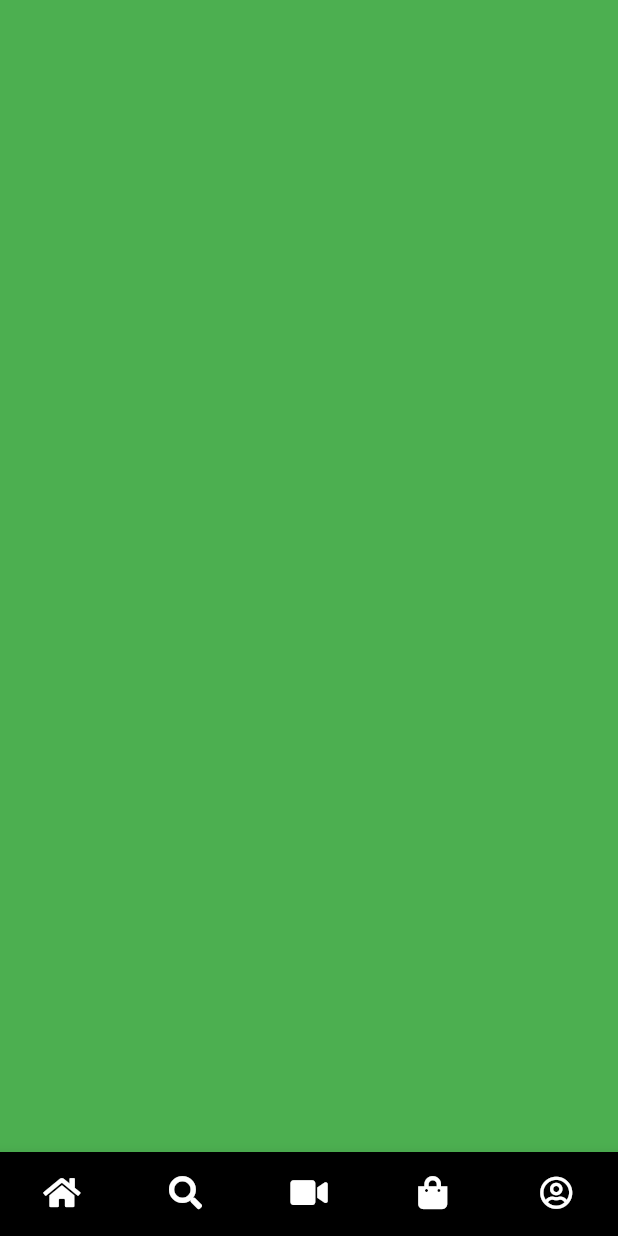
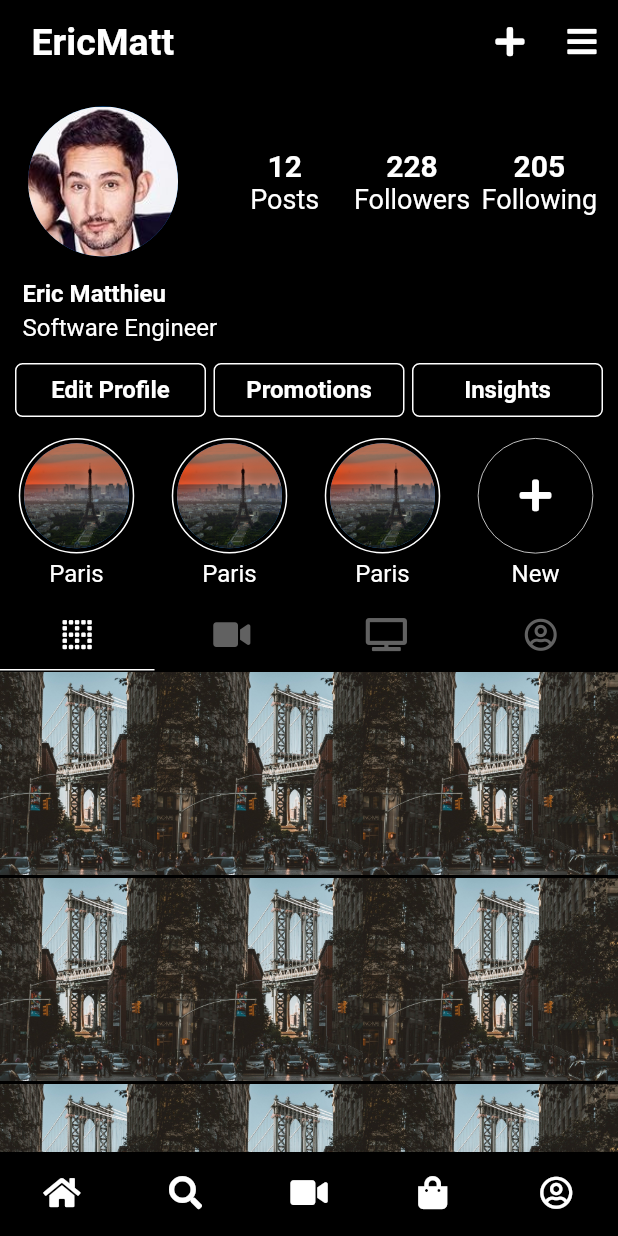
Before and after one commit to valden6/instagram, a Flutter app: the screen it shows after launch, item 5 of the bottom bar chosen, on a phone screen of 412 x 824 dp. Run offline on Flutter 3.47's test engine with Material 2 defaults, Android fonts, the phone set to English and light mode, and no system bars; our stand-ins replace font_awesome_flutter; Roboto replaces fonts that are missing (SF).

Commit message:
[1.2.0] - Adding account page

```diff
--- a/lib/screens/accountScreen.dart
+++ b/lib/screens/accountScreen.dart
@@ -1,10 +1,63 @@
 import 'package:flutter/material.dart';
+import 'package:font_awesome_flutter/font_awesome_flutter.dart';
+import 'package:instagram/widgets/user-account/userAccountActions.dart';
+import 'package:instagram/widgets/user-account/user-account-content/userAccountContent.dart';
+import 'package:instagram/widgets/user-account/userAccountInfos.dart';
+import 'package:instagram/widgets/user-account/userAccountStory.dart';
 
-class AccountScreen extends StatelessWidget {
+class AccountScreen extends StatefulWidget {
+  @override
+  _AccountScreenState createState() => _AccountScreenState();
+}
+
+class _AccountScreenState extends State<AccountScreen> {
   @override
   Widget build(BuildContext context) {
     return Scaffold(
-      backgroundColor: Colors.green,
+      // Persistent AppBar that never scrolls
+      backgroundColor: Colors.black,
+      appBar: AppBar(
+        backgroundColor: Colors.black,
+        title: Container(
+          width: MediaQuery.of(context).size.width/3 * 2,
+          child: Padding(
+            padding: EdgeInsets.only(left:5),
+            child: Text("EricMatt", style: TextStyle(fontSize: 25, fontWeight: FontWeight.bold)),
+          )
+        ),
+        actions: [
+          IconButton(
+            onPressed: () {},
+            icon: FaIcon(FontAwesomeIcons.plus, size:22, color: Colors.white)
+          ),
+          IconButton(
+            onPressed: () {},
+            icon: FaIcon(FontAwesomeIcons.bars, size:22, color: Colors.white)
+          )
+        ]
+      ),
+      body: DefaultTabController(
+        length: 4,
+        child: NestedScrollView(
+          headerSliverBuilder: (context, _) {
+            return [
+              SliverList(
+                delegate: SliverChildListDelegate(
+                  [
+                    UserAccountInfos(),
+                    Padding(padding: EdgeInsets.only(top:8)),
+                    UserAccountActions(),
+                    Padding(padding: EdgeInsets.only(top:8)),
+                    UserAccountStory(),
+                    Padding(padding: EdgeInsets.only(top:8)),
+                  ]
+                )
+              )
+            ];
+          },
+          body: UserAccountContent()
+        )
+      )
     );
   }
 }
--- /dev/null
+++ b/lib/widgets/user-account/user-account-content/userAccountContent.dart
@@ -0,0 +1,51 @@
+import 'package:flutter/material.dart';
+import 'package:font_awesome_flutter/font_awesome_flutter.dart';
+import 'package:instagram/widgets/user-account/user-account-content/userAccountContentIdentifiedPic.dart';
+import 'package:instagram/widgets/user-account/user-account-content/userAccountContentIgtv.dart';
+import 'package:instagram/widgets/user-account/user-account-content/userAccountContentPic.dart';
+import 'package:instagram/widgets/user-account/user-account-content/userAccountContentReel.dart';
+
+class UserAccountContent extends StatefulWidget {
+  @override
+  _UserAccountContentState createState() => _UserAccountContentState();
+}
+
+class _UserAccountContentState extends State<UserAccountContent> {
+  @override
+  Widget build(BuildContext context) {
+    return Column(
+      children: <Widget>[
+        TabBar(
+          indicatorColor: Colors.white,
+          labelColor: Colors.white,
+          unselectedLabelColor: Colors.grey[700],
+          indicatorWeight: 1,
+          tabs: [
+            Tab(icon: FaIcon(FontAwesomeIcons.borderNone, size: 22)),
+            Tab(icon: FaIcon(FontAwesomeIcons.video, size: 22)),
+            Tab(icon: FaIcon(FontAwesomeIcons.tv, size: 22)),
+            Tab(icon: FaIcon(FontAwesomeIcons.userCircle, size: 22))
+          ]
+        ),
+        Expanded(
+          child: TabBarView(
+            children: [
+              Container(
+                child: UserAccountContentPic(),
+              ),
+              Container(
+                child: UserAccountContentReel(),
+              ),
+              Container(
+                child: UserAccountContentIgtv(),
+              ),
+              Container(
+                child: UserAccountContentIdentifiedPic(),
+              )
+            ]
+          )
+        )
+      ]
+    );
+  }
+}
--- /dev/null
+++ b/lib/widgets/user-account/user-account-content/userAccountContentPic.dart
@@ -0,0 +1,25 @@
+import 'package:flutter/material.dart';
+
+class UserAccountContentPic extends StatelessWidget {
+  @override
+  Widget build(BuildContext context) {
+    return Container(
+      child: GridView.builder(
+        gridDelegate: SliverGridDelegateWithFixedCrossAxisCount(crossAxisCount: 3),
+        physics: NeverScrollableScrollPhysics(),
+        itemCount: 14,
+        shrinkWrap: true,
+        itemBuilder: (BuildContext context, int index) {
+          return Card(
+            margin: EdgeInsets.all(1),
+            color: Colors.transparent,
+            child: FittedBox(
+                fit: BoxFit.cover,
+                child: Image.asset("assets/post-content.jpg")
+            )
+          );
+        }
+      )
+    );
+  }
+}
--- /dev/null
+++ b/lib/widgets/user-account/userAccountActions.dart
@@ -0,0 +1,49 @@
+import 'package:flutter/material.dart';
+
+class UserAccountActions extends StatelessWidget {
+  @override
+  Widget build(BuildContext context) {
+    return Container(
+      padding: EdgeInsets.only(left: 10, right: 10),
+      child: Row(
+        children: [
+          Expanded(
+            child: FlatButton(
+              onPressed: () {},
+              color: Colors.black,
+              shape: RoundedRectangleBorder(
+                borderRadius: BorderRadius.circular(5),
+                side: BorderSide(color: Colors.white)
+              ),
+              child: Text("Edit Profile", style: TextStyle(color: Colors.white,fontSize: 16, fontWeight: FontWeight.bold))
+            )
+          ),
+          Padding(padding: EdgeInsets.only(left: 5)),
+          Expanded(
+            child: FlatButton(
+              onPressed: () {},
+              color: Colors.black,
+              shape: RoundedRectangleBorder(
+                borderRadius: BorderRadius.circular(5),
+                side: BorderSide(color: Colors.white)
+              ),
+              child: Text("Promotions", style: TextStyle(color: Colors.white,fontSize: 16, fontWeight: FontWeight.bold))
+            )
+          ),
+          Padding(padding: EdgeInsets.only(left: 5)),
+          Expanded(
+            child: FlatButton(
+              onPressed: () {},
+              color: Colors.black,
+              shape: RoundedRectangleBorder(
+                borderRadius: BorderRadius.circular(5),
+                side: BorderSide(color: Colors.white)
+              ),
+              child: Text("Insights", style: TextStyle(color: Colors.white,fontSize: 16, fontWeight: FontWeight.bold))
+            )
+          )
+        ]
+      )
+    );
+  }
+}
--- /dev/null
+++ b/lib/widgets/user-account/userAccountInfos.dart
@@ -0,0 +1,74 @@
+import 'package:flutter/material.dart';
+
+class UserAccountInfos extends StatelessWidget {
+  @override
+  Widget build(BuildContext context) {
+    return Container(
+      child: Column(
+        children: [
+          Row(
+            children: [
+              Expanded(
+                flex: 2,
+                child: Container(
+                  padding: EdgeInsets.all(15),
+                  child: CircleAvatar(backgroundImage: AssetImage("assets/pp.jpg"),radius: 50))
+              ),
+              Expanded(
+                flex: 4,
+                child: Container(
+                  padding: EdgeInsets.all(10),
+                  child: Row(
+                    children: [
+                      Expanded(
+                        child: Container(
+                          child: Column(
+                            children: [
+                              Center(child: Text("12", style: TextStyle(fontSize: 20, color: Colors.white, fontWeight: FontWeight.bold))),
+                              Center(child: Text("Posts", style: TextStyle(fontSize: 18, color: Colors.white)))
+                            ]
+                          )
+                        )
+                      ),
+                      Expanded(
+                        child: Container(
+                          child: Column(
+                            children: [
+                              Center(child: Text("228", style: TextStyle(fontSize: 20, color: Colors.white, fontWeight: FontWeight.bold))),
+                              Center(child: Text("Followers", style: TextStyle(fontSize: 18, color: Colors.white)))
+                            ]
+                          )
+                        )
+                      ),
+                      Expanded(
+                        child: Container(
+                          child: Column(
+                            children: [
+                              Center(child: Text("205", style: TextStyle(fontSize: 20, color: Colors.white, fontWeight: FontWeight.bold))),
+                              Center(child: Text("Following", style: TextStyle(fontSize: 18, color: Colors.white)))
+                            ]
+                          )
+                        )
+                      )
+                    ]
+                  )
+                )
+              )
+            ]
+          ),
+          Container(
+            width: MediaQuery.of(context).size.width,
+            padding: EdgeInsets.only(left:15),
+            child: Text("Eric Matthieu", style: TextStyle(color: Colors.white, fontSize: 16, fontWeight: FontWeight.bold)),
+          ),
+          Padding(padding: EdgeInsets.only(top:4)),
+          Container(
+            width: MediaQuery.of(context).size.width,
+            padding: EdgeInsets.only(left:15),
+            child: Text("Software Engineer", style: TextStyle(color: Colors.white, fontSize: 16)),
+          )
+        ]
+      )
+    );
+  }
+}
--- /dev/null
+++ b/lib/widgets/user-account/userAccountStory.dart
@@ -0,0 +1,70 @@
+import 'package:flutter/material.dart';
+import 'package:font_awesome_flutter/font_awesome_flutter.dart';
+
+class UserAccountStory extends StatelessWidget {
+  @override
+  Widget build(BuildContext context) {
+    return Container(
+      width: MediaQuery.of(context).size.width,
+      height: 100,
+      child: Row(
+        children: [
+          Expanded(
+            child: ListView.builder(
+              itemCount: 4,
+              physics: BouncingScrollPhysics(),
+              scrollDirection: Axis.horizontal,
+              itemBuilder: (BuildContext context, int index) {
+
+                if (index == 3){
+                  return Container(
+                    child: Column(
+                      children: [
+                        Expanded(
+                          child: FlatButton(
+                            onPressed: () {},
+                            shape: CircleBorder(
+                              side: BorderSide(color: Colors.white, width: 0.5)
+                            ),
+                            child: CircleAvatar(
+                              radius: 35,
+                              backgroundColor: Colors.transparent,
+                              child: FaIcon(FontAwesomeIcons.plus, color: Colors.white)
+                            ),
+                          )
+                        ),
+                        Padding(padding: EdgeInsets.only(top:4)),
+                        Text("New", style: TextStyle(color: Colors.white,fontSize: 16))
+                      ]
+                    )
+                  );
+                }
+
+                return Container(
+                  child: Column(
+                    children: [
+                      Expanded(
+                        child: FlatButton(
+                          onPressed: () {},
+                          shape: CircleBorder(
+                            side: BorderSide(color: Colors.white)
+                          ),
+                          child: CircleAvatar(
+                            radius: 35,
+                            backgroundImage: AssetImage("assets/pin-story.jpg")
+                          ),
+                        )
+                      ),
+                      Padding(padding: EdgeInsets.only(top:4)),
+                      Text("Paris", style: TextStyle(color: Colors.white,fontSize: 16))
+                    ]
+                  )
+                );
+              }
+            )
+          )
+        ]
+      )
+    );
+  }
+}
--- a/lib/widgets/user-content/userContent.dart
+++ b/lib/widgets/user-content/userContent.dart
@@ -5,7 +5,7 @@ class UserContent extends StatelessWidget {
   Widget build(BuildContext context) {
     return Container(
       width: MediaQuery.of(context).size.width,
-      child: Image.asset("assets/brooklyn.jpg")
+      child: Image.asset("assets/post-content.jpg")
     );
   }
 }
--- a/pubspec.yaml
+++ b/pubspec.yaml
@@ -53,7 +53,11 @@ flutter:
     - assets/icon.png
     - assets/logo.png
     - assets/logo-white.png
-    - assets/brooklyn.jpg
+    - assets/post-content.jpg
+    - assets/igtv-post.jpg
+    - assets/reel-post.jpg
+    - assets/identified-post.jpg
+    - assets/pin-story.jpg
     - assets/pp.jpg
 
   # An image asset can refer to one or more resolution-specific "variants", see
```
Also changed, not shown: lib/widgets/user-account/user-account-content/userAccountContentIdentifiedPic.dart (added, +30 -0 lines), lib/widgets/user-account/user-account-content/userAccountContentIgtv.dart (added, +66 -0 lines), lib/widgets/user-account/user-account-content/userAccountContentReel.dart (added, +60 -0 lines), assets/identified-post.jpg (added), assets/igtv-post.jpg (added), assets/pin-story.jpg (added), assets/post-content.jpg (renamed from assets/brooklyn.jpg), assets/reel-post.jpg (added), 1 other file.
